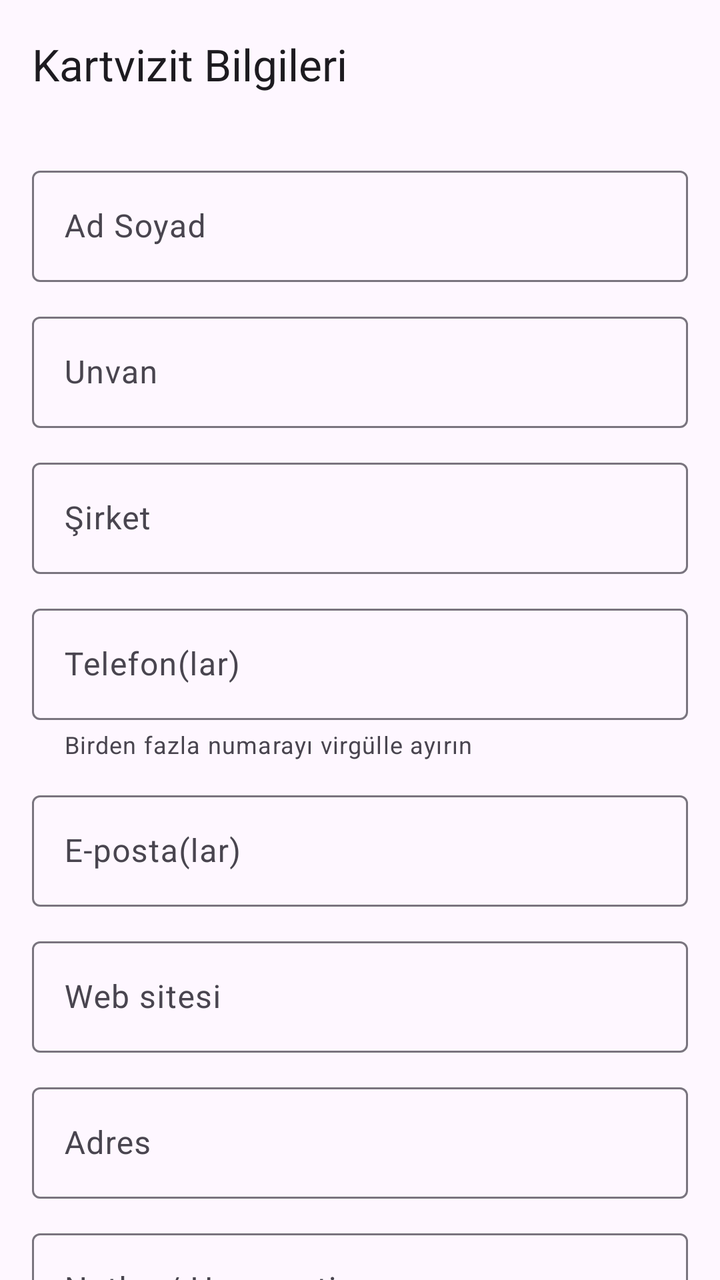
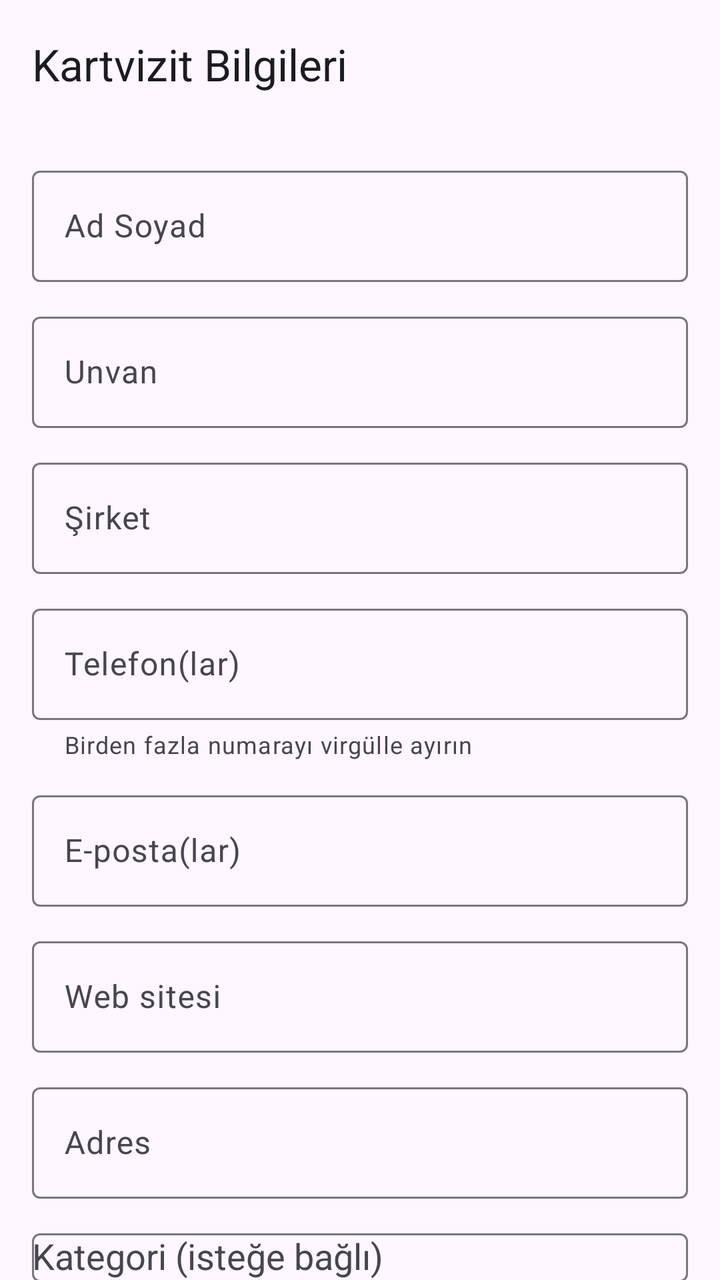

Screens rendered from an Android XML layout before and after an edit, with the pre-edit source and the edit as a unified diff.
<!-- AndroidManifest.xml: application theme Theme.Kartvizit -->
<!-- res/layout/activity_edit_contact.xml -->
<?xml version="1.0" encoding="utf-8"?>
<androidx.coordinatorlayout.widget.CoordinatorLayout xmlns:android="http://schemas.android.com/apk/res/android"
    xmlns:app="http://schemas.android.com/apk/res-auto"
    android:layout_width="match_parent"
    android:layout_height="match_parent">

    <com.google.android.material.appbar.AppBarLayout
        android:layout_width="match_parent"
        android:layout_height="wrap_content">

        <com.google.android.material.appbar.MaterialToolbar
            android:id="@+id/toolbar"
            android:layout_width="match_parent"
            android:layout_height="?attr/actionBarSize"
            app:title="@string/edit_title" />
    </com.google.android.material.appbar.AppBarLayout>

    <androidx.core.widget.NestedScrollView
        android:layout_width="match_parent"
        android:layout_height="match_parent"
        app:layout_behavior="@string/appbar_scrolling_view_behavior">

        <LinearLayout
            android:layout_width="match_parent"
            android:layout_height="wrap_content"
            android:orientation="vertical"
            android:padding="16dp">

            <com.google.android.material.textfield.TextInputLayout
                android:layout_width="match_parent"
                android:layout_height="wrap_content"
                android:hint="@string/hint_name">

                <com.google.android.material.textfield.TextInputEditText
                    android:id="@+id/inputName"
                    android:layout_width="match_parent"
                    android:layout_height="wrap_content"
                    android:inputType="textPersonName|textCapWords" />
            </com.google.android.material.textfield.TextInputLayout>

            <com.google.android.material.textfield.TextInputLayout
                android:layout_width="match_parent"
                android:layout_height="wrap_content"
                android:layout_marginTop="12dp"
                android:hint="@string/hint_title">

                <com.google.android.material.textfield.TextInputEditText
                    android:id="@+id/inputTitle"
                    android:layout_width="match_parent"
                    android:layout_height="wrap_content"
                    android:inputType="textCapSentences" />
            </com.google.android.material.textfield.TextInputLayout>

            <com.google.android.material.textfield.TextInputLayout
                android:layout_width="match_parent"
                android:layout_height="wrap_content"
                android:layout_marginTop="12dp"
                android:hint="@string/hint_company">

                <com.google.android.material.textfield.TextInputEditText
                    android:id="@+id/inputCompany"
                    android:layout_width="match_parent"
                    android:layout_height="wrap_content"
                    android:inputType="textCapSentences" />
            </com.google.android.material.textfield.TextInputLayout>

            <com.google.android.material.textfield.TextInputLayout
                android:layout_width="match_parent"
                android:layout_height="wrap_content"
                android:layout_marginTop="12dp"
                android:hint="@string/hint_phones"
                app:helperText="@string/hint_phones_helper">

                <com.google.android.material.textfield.TextInputEditText
                    android:id="@+id/inputPhones"
                    android:layout_width="match_parent"
                    android:layout_height="wrap_content"
                    android:inputType="text" />
            </com.google.android.material.textfield.TextInputLayout>

            <com.google.android.material.textfield.TextInputLayout
                android:layout_width="match_parent"
                android:layout_height="wrap_content"
                android:layout_marginTop="12dp"
                android:hint="@string/hint_emails">

                <com.google.android.material.textfield.TextInputEditText
                    android:id="@+id/inputEmails"
                    android:layout_width="match_parent"
                    android:layout_height="wrap_content"
                    android:inputType="textEmailAddress" />
            </com.google.android.material.textfield.TextInputLayout>

            <com.google.android.material.textfield.TextInputLayout
                android:layout_width="match_parent"
                android:layout_height="wrap_content"
                android:layout_marginTop="12dp"
                android:hint="@string/hint_website">

                <com.google.android.material.textfield.TextInputEditText
                    android:id="@+id/inputWebsite"
                    android:layout_width="match_parent"
                    android:layout_height="wrap_content"
                    android:inputType="textUri" />
            </com.google.android.material.textfield.TextInputLayout>

            <com.google.android.material.textfield.TextInputLayout
                android:layout_width="match_parent"
                android:layout_height="wrap_content"
                android:layout_marginTop="12dp"
                android:hint="@string/hint_address">

                <com.google.android.material.textfield.TextInputEditText
                    android:id="@+id/inputAddress"
                    android:layout_width="match_parent"
                    android:layout_height="wrap_content"
                    android:inputType="textPostalAddress|textMultiLine" />
            </com.google.android.material.textfield.TextInputLayout>

            <com.google.android.material.textfield.TextInputLayout
                android:layout_width="match_parent"
                android:layout_height="wrap_content"
                android:layout_marginTop="12dp"
                android:hint="@string/hint_notes">

                <com.google.android.material.textfield.TextInputEditText
                    android:id="@+id/inputNotes"
                    android:layout_width="match_parent"
                    android:layout_height="wrap_content"
                    android:inputType="textMultiLine"
                    android:maxLines="8" />
            </com.google.android.material.textfield.TextInputLayout>

            <CheckBox
                android:id="@+id/checkAddToContacts"
                android:layout_width="match_parent"
                android:layout_height="wrap_content"
                android:layout_marginTop="16dp"
                android:text="@string/check_add_to_contacts" />

            <com.google.android.material.button.MaterialButton
                android:id="@+id/btnSave"
                android:layout_width="match_parent"
                android:layout_height="wrap_content"
                android:layout_marginTop="16dp"
                android:layout_marginBottom="24dp"
                android:text="@string/save" />
        </LinearLayout>
    </androidx.core.widget.NestedScrollView>
</androidx.coordinatorlayout.widget.CoordinatorLayout>
<!-- resources referenced by this layout -->
<resources>
  <string name="check_add_to_contacts">Telefon rehberine de ekle</string>
  <string name="edit_title">Kartvizit Bilgileri</string>
  <string name="hint_address">Adres</string>
  <string name="hint_company">Şirket</string>
  <string name="hint_emails">E-posta(lar)</string>
  <string name="hint_name">Ad Soyad</string>
  <string name="hint_notes">Notlar / Ham metin</string>
  <string name="hint_phones">Telefon(lar)</string>
  <string name="hint_phones_helper">Birden fazla numarayı virgülle ayırın</string>
  <string name="hint_title">Unvan</string>
  <string name="hint_website">Web sitesi</string>
  <string name="save">Kaydet</string>
  <style name="Theme.Kartvizit" parent="Theme.Material3.DayNight.NoActionBar" />
</resources>

<!-- the commit's change to res/layout/activity_edit_contact.xml (unified diff, before → after) -->
@@ -121,6 +121,20 @@
                 android:layout_width="match_parent"
                 android:layout_height="wrap_content"
                 android:layout_marginTop="12dp"
+                android:hint="@string/hint_category"
+                app:helperText="@string/hint_category_helper">
+
+                <com.google.android.material.textfield.MaterialAutoCompleteTextView
+                    android:id="@+id/inputCategory"
+                    android:layout_width="match_parent"
+                    android:layout_height="wrap_content"
+                    android:inputType="textCapSentences" />
+            </com.google.android.material.textfield.TextInputLayout>
+
+            <com.google.android.material.textfield.TextInputLayout
+                android:layout_width="match_parent"
+                android:layout_height="wrap_content"
+                android:layout_marginTop="12dp"
                 android:hint="@string/hint_notes">
 
                 <com.google.android.material.textfield.TextInputEditText
<!-- resource entries referenced after the edit -->
@@ -3,6 +3,8 @@
   <string name="check_add_to_contacts">Telefon rehberine de ekle</string>
   <string name="edit_title">Kartvizit Bilgileri</string>
   <string name="hint_address">Adres</string>
+  <string name="hint_category">Kategori (isteğe bağlı)</string>
+  <string name="hint_category_helper">Mevcut bir kategori seçin veya yenisini yazın</string>
   <string name="hint_company">Şirket</string>
   <string name="hint_emails">E-posta(lar)</string>
   <string name="hint_name">Ad Soyad</string>
